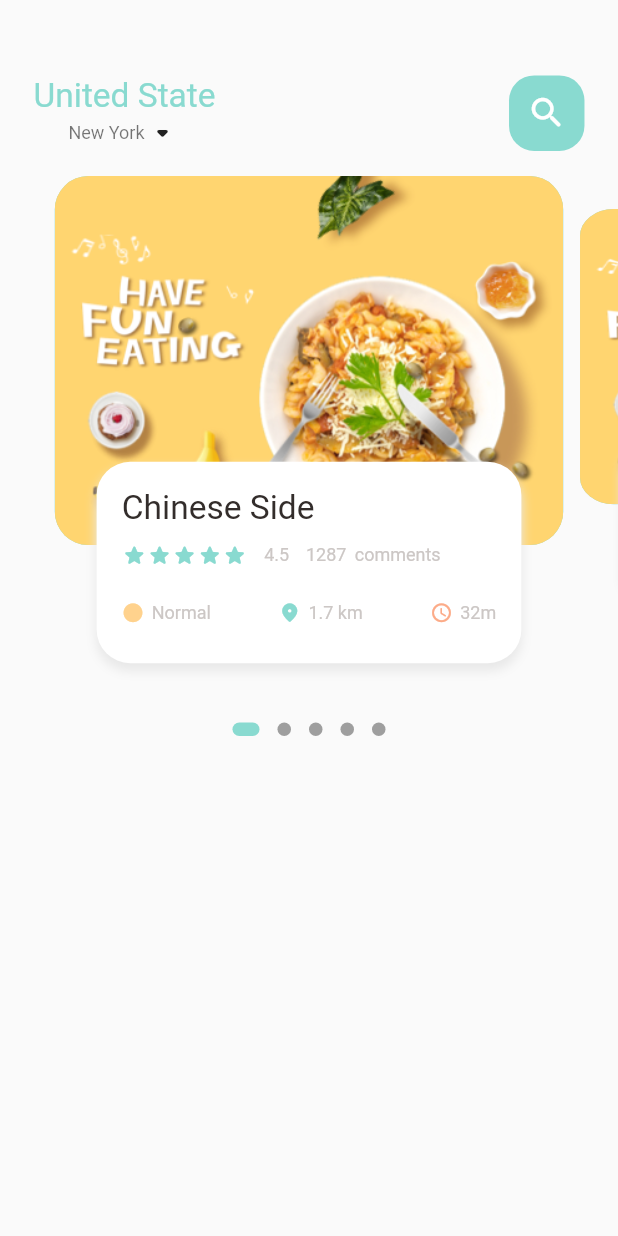
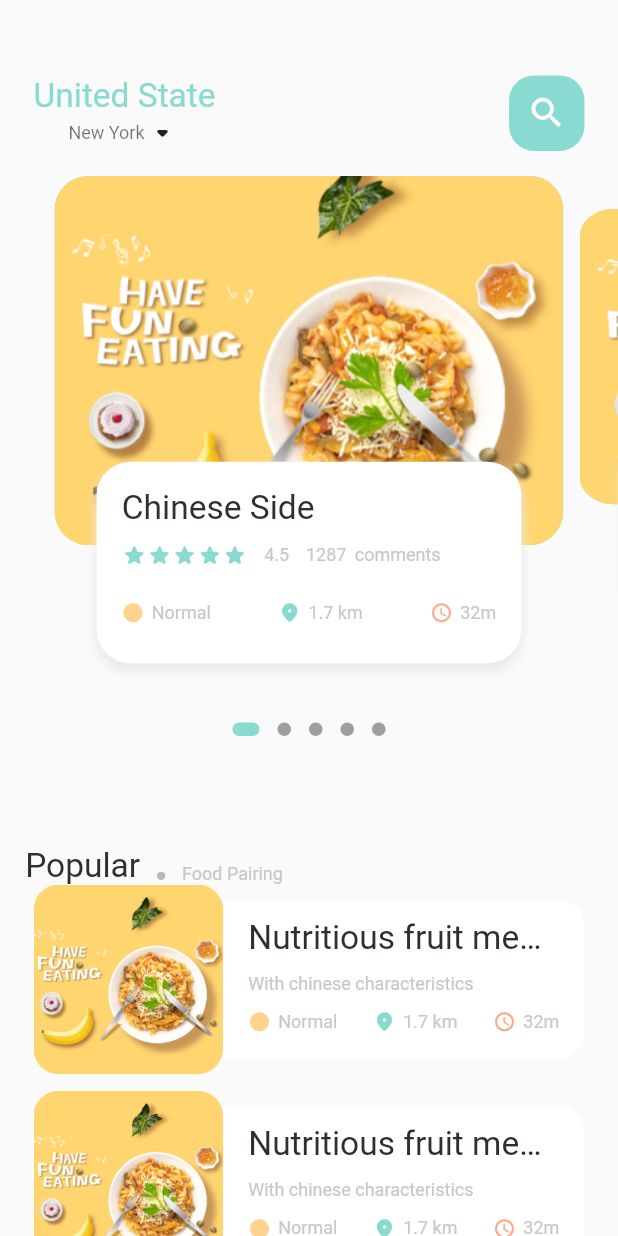
Before and after one commit to MeTi-DeV/Delivery-Food-App-with-Flutter, a Flutter app: the screen it shows after launch, on a phone screen of 412 x 824 dp. Run offline on Flutter 3.47's test engine with Material 2 defaults, Android fonts, the phone set to English and light mode, and no system bars; drawn by our look-alikes of dots_indicator; our stand-ins replace get.

Commit message:
create popular food list

```diff
--- a/lib/home/food_page_body.dart
+++ b/lib/home/food_page_body.dart
@@ -34,11 +34,12 @@ class _FoodPageBodyState extends State<FoodPageBody> {
 
   @override
   Widget build(BuildContext context) {
-
+    // print(MediaQuery.of(context).size.height);
+    // print(MediaQuery.of(context).size.width);
     return Column(
       children: [
         Container(
-          height:  Dimensions.pageView,
+          height: Dimensions.pageView,
           child: PageView.builder(
               controller: pageController,
               itemCount: 5,
@@ -57,7 +58,107 @@ class _FoodPageBodyState extends State<FoodPageBody> {
               borderRadius: BorderRadius.circular(5.0),
             ),
           ),
-        )
+        ),
+        SizedBox(
+          height: Dimensions.height30,
+        ),
+        Container(
+          margin: EdgeInsets.only(
+              left: Dimensions.width15,
+              right: Dimensions.width15,
+              top: Dimensions.height30),
+          child: Row(
+            crossAxisAlignment: CrossAxisAlignment.end,
+            children: [
+              BigText(text: "Popular"),
+              Container(
+                margin: EdgeInsets.symmetric(
+                    horizontal: Dimensions.width10, vertical: 3),
+                width: Dimensions.height5,
+                height: Dimensions.width5,
+                decoration: BoxDecoration(
+                    shape: BoxShape.circle, color: Colors.black26),
+              ),
+              Container(
+                child: SmallText(text: "Food Pairing"),
+              )
+            ],
+          ),
+        ),
+        Container(
+          child: ListView.builder(
+            physics: NeverScrollableScrollPhysics(),
+            shrinkWrap: true,
+            itemCount: 10,
+            itemBuilder: (BuildContext context, int index) {
+              return Container(
+                margin: EdgeInsets.only(
+                    left: Dimensions.width20,
+                    right: Dimensions.width20,
+                    bottom: Dimensions.width10),
+                child: Row(
+                  children: [
+                    Container(
+                      width:Dimensions.listViewImg,
+                      height:Dimensions.listViewImg,
+                      decoration: BoxDecoration(
+                        borderRadius:
+                            BorderRadius.circular(Dimensions.radius15),
+                        color: Colors.white,
+                        image: DecorationImage(
+                            image: AssetImage("assets/image/food0.png"),
+                            fit: BoxFit.cover),
+                      ),
+                    ),
+                    Expanded(
+                      child: Container(
+                        padding: EdgeInsets.symmetric(
+                            vertical: Dimensions.width10,
+                            horizontal: Dimensions.height15),
+                        height: Dimensions.listViewContTextSize,
+                        decoration: BoxDecoration(
+                            color: Colors.white,
+                            borderRadius: BorderRadius.only(
+                                topRight: Radius.circular(Dimensions.radius15),
+                                bottomRight:
+                                    Radius.circular(Dimensions.radius15))),
+                        child: Column(
+                          crossAxisAlignment: CrossAxisAlignment.start,
+                          children: [
+                            BigText(
+                                text: "Nutritious fruit meal in China"),
+                            SizedBox(
+                              height: Dimensions.height10,
+                            ),
+                            SmallText(text: "With chinese characteristics"),
+                            SizedBox(height: Dimensions.height10,),
+                          Row(
+                      mainAxisAlignment: MainAxisAlignment.spaceBetween,
+                      children: [
+                        IconAndTextWidget(
+                            icon: Icons.circle,
+                            text: "Normal",
+                            iconColor: AppColors.iconColor2),
+                        IconAndTextWidget(
+                            icon: Icons.location_on_rounded,
+                            text: "1.7 km",
+                            iconColor: AppColors.mainColor),
+                        IconAndTextWidget(
+                            icon: Icons.access_time_rounded,
+                            text: "32m",
+                            iconColor: AppColors.iconColor1),
+                      ],
+                    ),
+                          ],
+                        ),
+                      ),
+                    ),
+                  ],
+                ),
+              );
+            },
+          ),
+        ),
       ],
     );
   }
@@ -96,12 +197,13 @@ class _FoodPageBodyState extends State<FoodPageBody> {
             height: Dimensions.pageViewContainer,
             decoration: BoxDecoration(
               color: AppColors.mainColor,
-              borderRadius: BorderRadius.circular( Dimensions.radius20),
+              borderRadius: BorderRadius.circular(Dimensions.radius20),
               image: DecorationImage(
                   image: AssetImage('assets/image/food0.png'),
                   fit: BoxFit.cover),
             ),
-            margin: EdgeInsets.only(left: Dimensions.width5, right: Dimensions.width5),
+            margin: EdgeInsets.only(
+                left: Dimensions.width5, right: Dimensions.width5),
           ),
           Align(
             alignment: Alignment.bottomCenter,
@@ -118,9 +220,15 @@ class _FoodPageBodyState extends State<FoodPageBody> {
                   ),
                 ],
               ),
-              margin: EdgeInsets.only(left: Dimensions.width30, right: Dimensions.width30, bottom: Dimensions.height30),
+              margin: EdgeInsets.only(
+                  left: Dimensions.width30,
+                  right: Dimensions.width30,
+                  bottom: Dimensions.height30),
               child: Container(
-                padding: EdgeInsets.only(left: Dimensions.width15, right: Dimensions.width15, top: Dimensions.height15),
+                padding: EdgeInsets.only(
+                    left: Dimensions.width15,
+                    right: Dimensions.width15,
+                    top: Dimensions.height15),
                 child: Column(
                   crossAxisAlignment: CrossAxisAlignment.start,
                   children: [
@@ -149,7 +257,7 @@ class _FoodPageBodyState extends State<FoodPageBody> {
                         ),
                         SmallText(text: "1287"),
                         SizedBox(
-                          width:Dimensions.width5,
+                          width: Dimensions.width5,
                         ),
                         SmallText(text: "comments")
                       ],
--- a/lib/home/main_food_page.dart
+++ b/lib/home/main_food_page.dart
@@ -18,7 +18,8 @@ class _MainFoodPageState extends State<MainFoodPage> {
         children: [
           Container(
             child: Container(
-              margin: EdgeInsets.only(top: Dimensions.height45 ,bottom: Dimensions.height15),
+              margin: EdgeInsets.only(
+                  top: Dimensions.height45, bottom: Dimensions.height15),
               padding: EdgeInsets.symmetric(horizontal: Dimensions.width20),
               child: Row(
                 mainAxisAlignment: MainAxisAlignment.spaceBetween,
@@ -26,13 +27,17 @@ class _MainFoodPageState extends State<MainFoodPage> {
                   Column(
                     children: [
                       Container(
-                        child: BigText(text: "United State",color: AppColors.mainColor,)
-                      ),
+                          child: BigText(
+                        text: "United State",
+                        color: AppColors.mainColor,
+                      )),
                       Row(
                         children: [
                           Container(
-                            child: SmallText(text: "New York" ,color: Colors.black54,)
-                          ),
+                              child: SmallText(
+                            text: "New York",
+                            color: Colors.black54,
+                          )),
                           Icon(Icons.arrow_drop_down_rounded)
                         ],
                       )
@@ -42,11 +47,11 @@ class _MainFoodPageState extends State<MainFoodPage> {
                     child: Container(
                       width: Dimensions.height45,
                       height: Dimensions.width45,
-                      decoration:
-                          BoxDecoration(borderRadius: BorderRadius.circular(Dimensions.radius15),color: AppColors.mainColor),
-
+                      decoration: BoxDecoration(
+                          borderRadius:
+                              BorderRadius.circular(Dimensions.radius15),
+                          color: AppColors.mainColor),
                       child: Icon(
-
                         Icons.search_rounded,
                         color: Colors.white,
                         size: Dimensions.icon24,
@@ -57,7 +62,11 @@ class _MainFoodPageState extends State<MainFoodPage> {
               ),
             ),
           ),
-          FoodPageBody()
+          Expanded(
+            child: SingleChildScrollView(
+              child: FoodPageBody(),
+            ),
+          ),
         ],
       ),
     );
--- a/lib/utils/dimensions.dart
+++ b/lib/utils/dimensions.dart
@@ -30,4 +30,9 @@ class Dimensions {
   //dynamic icon size
   static double icon24 = screenHeight / 30.72;
   static double icon15 = screenHeight / 49.16;
+  //list view size
+  static double listViewImg = screenWidth / 3.26;
+  static double listViewContTextSize = screenWidth / 3.92;
+
+
 }
--- a/lib/widgets/big_text.dart
+++ b/lib/widgets/big_text.dart
@@ -22,6 +22,7 @@ class BigText extends StatelessWidget {
         fontSize: size == 0 ? Dimensions.font20 : size,
         fontFamily: 'Roboto',
         fontWeight: FontWeight.w400,
+        overflow: overFlow
       ),
     );
   }
```
